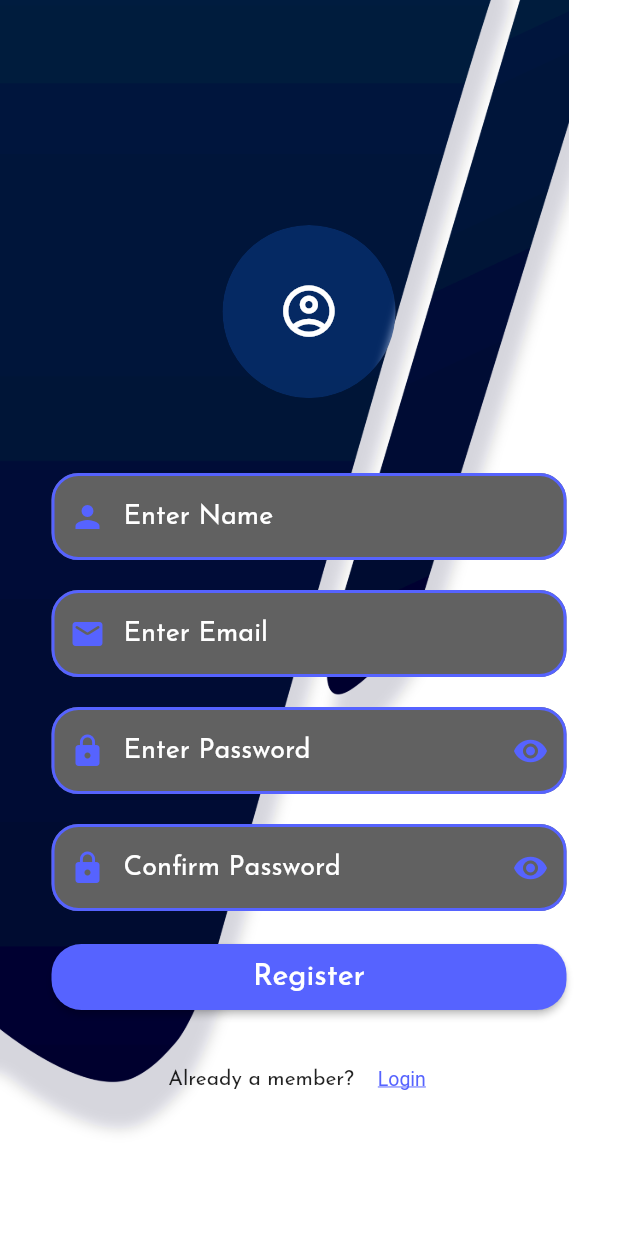
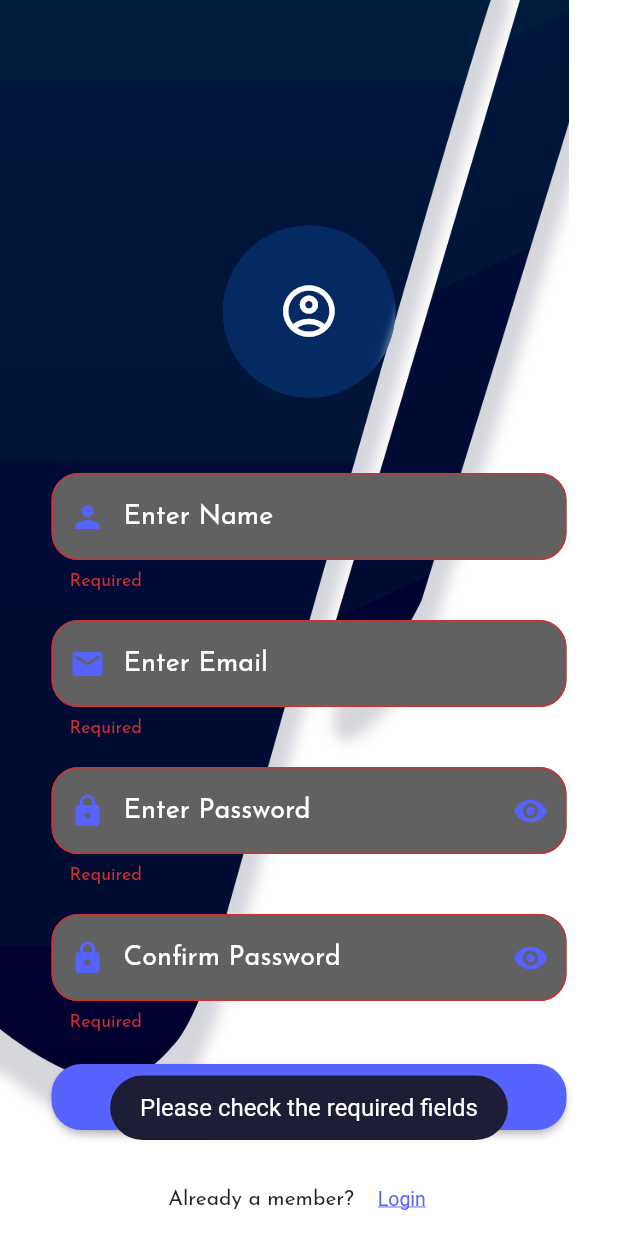
Before and after one commit to Guvi-CodeCamp-SRM/The-Vault-App, a Flutter app: the CreateNewAccount screen opened by its route, after a tap on "Register", on a phone screen of 412 x 824 dp. Run offline on Flutter 3.47's test engine with Material 2 defaults, Android fonts, the phone set to English and light mode, and no system bars; our stand-ins replace email_validator, fluttertoast, google_fonts; missing offline and left inert: fab_circular_menu.

Commit message:
api intergertaion in login and register screen

```diff
--- a/lib/models/user.dart
+++ b/lib/models/user.dart
@@ -0,0 +1,32 @@
+import 'package:storage_cloud/services/networking.dart';
+
+class User {
+  String email;
+  String password;
+  String name;
+  String cpassword;
+  String file;
+
+  User.a({this.email, this.password});
+  User.b({this.email, this.password, this.name});
+  User.c({this.file});
+
+  Future<dynamic> fileUpload() async {
+    var response =
+        await ApiBaseHelper().post("files/upload", '{"file":"$file"}');
+    return response;
+  }
+
+  Future<dynamic> registerUser() async {
+    var response = await ApiBaseHelper().post("register",
+        '{"name":"$name","email":"$email","password":"$password","cpassword":"$password"}');
+
+    return response;
+  }
+
+  Future<dynamic> logInUser() async {
+    var response = await ApiBaseHelper()
+        .post('login', '{"email":"$email","password":"$password"}');
+    return response;
+  }
+}
--- a/lib/screens/create-new-account.dart
+++ b/lib/screens/create-new-account.dart
@@ -1,6 +1,8 @@
 import 'dart:ui';
 import 'package:email_validator/email_validator.dart';
 import 'package:flutter/material.dart';
+import 'package:fluttertoast/fluttertoast.dart';
+import 'package:storage_cloud/models/user.dart';
 import 'package:storage_cloud/utilities/background.dart';
 import 'package:storage_cloud/utilities/constants.dart';
 import 'package:storage_cloud/utilities/inputTile.dart';
@@ -27,7 +29,24 @@ class _CreateNewAccountState extends State<CreateNewAccount> {
 
   bool _isObscureTwo = true;
 
-  bool validate() {}
+  bool validate() {
+    if (formkey.currentState.validate()) {
+      print("validated");
+      return true;
+    } else {
+      print("not validated");
+      Fluttertoast.showToast(
+          msg: "Please check the required fields",
+          toastLength: Toast.LENGTH_SHORT,
+          gravity: ToastGravity.BOTTOM,
+          timeInSecForIosWeb: 1,
+          backgroundColor: kContentColorDarkThemeColor,
+          textColor: kWhite,
+          fontSize: 16.0);
+      return false;
+    }
+  }
+
   @override
   Widget build(BuildContext context) {
     Size size = MediaQuery.of(context).size;
@@ -199,8 +218,53 @@ class _CreateNewAccountState extends State<CreateNewAccount> {
                                   ),
                                   onPressed: () async {
                                     if (validate()) {
-                                      Navigator.of(context)
-                                          .popUntil(ModalRoute.withName("/"));
+                                      var msg;
+                                      User user = User.b(
+                                          name: name,
+                                          email: email,
+                                          password: password);
+                                      var response = await user.registerUser();
+                                      print("got $response");
+                                      if (response['success'] == 'false' ||
+                                          response['status'] == 'error') {
+                                        msg = response['message'];
+                                        print(msg);
+                                        Fluttertoast.showToast(
+                                            msg: "$msg",
+                                            toastLength: Toast.LENGTH_SHORT,
+                                            gravity: ToastGravity.BOTTOM,
+                                            timeInSecForIosWeb: 5,
+                                            backgroundColor:
+                                                kContentColorDarkThemeColor,
+                                            textColor: kWhite,
+                                            fontSize: 16.0);
+                                      } else if (response['status'] == 'ok') {
+                                        var msg = response['message'];
+                                        print(msg);
+                                        Fluttertoast.showToast(
+                                            msg: "$msg",
+                                            toastLength: Toast.LENGTH_SHORT,
+                                            gravity: ToastGravity.BOTTOM,
+                                            timeInSecForIosWeb: 1,
+                                            backgroundColor:
+                                                kContentColorDarkThemeColor,
+                                            textColor: kWhite,
+                                            fontSize: 16.0);
+                                        Navigator.of(context)
+                                            .popUntil(ModalRoute.withName("/"));
+                                      } else {
+                                        msg = response['message'];
+                                        var success = response['success'];
+                                        Fluttertoast.showToast(
+                                            msg: "$msg",
+                                            toastLength: Toast.LENGTH_SHORT,
+                                            gravity: ToastGravity.BOTTOM,
+                                            timeInSecForIosWeb: 1,
+                                            backgroundColor:
+                                                kContentColorDarkThemeColor,
+                                            textColor: kWhite,
+                                            fontSize: 16.0);
+                                      }
                                     }
                                   },
                                 ),
--- a/lib/screens/loginScreen.dart
+++ b/lib/screens/loginScreen.dart
@@ -1,10 +1,10 @@
 import 'package:flutter/material.dart';
+import 'package:storage_cloud/models/user.dart';
 import 'package:storage_cloud/screens/forgot-password.dart';
 import 'package:storage_cloud/utilities/background.dart';
 import 'package:storage_cloud/utilities/constants.dart';
 import 'package:storage_cloud/utilities/inputTile.dart';
 import 'package:storage_cloud/utilities/pallete.dart';
-// import 'package:flutter_svg/flutter_svg.dart';
 import 'package:fluttertoast/fluttertoast.dart';
 import 'package:email_validator/email_validator.dart';
 import 'package:storage_cloud/widgets/widgets.dart';
@@ -27,13 +27,27 @@ class _LoginScreenState extends State<LoginScreen> {
     if (formkey.currentState.validate()) {
       print("validated");
       return true;
-    } else {
+    }
+    //else if (!password.contains(new RegExp(regexPass))) {
+    //   print("not validated");
+    //   Fluttertoast.showToast(
+    //       msg:
+    //           "Password must contain atleast 8 characters, 1 Uppercase, 1 Lowercase, 1 Digit and 1 Special Character/Symbol",
+    //       toastLength: Toast.LENGTH_SHORT,
+    //       gravity: ToastGravity.BOTTOM,
+    //       timeInSecForIosWeb: 3,
+    //       backgroundColor: kContentColorDarkThemeColor,
+    //       textColor: kWhite,
+    //       fontSize: 16.0);
+    //   return false;
+    // }
+    else {
       print("not validated");
       Fluttertoast.showToast(
           msg: "Please check the required fields",
           toastLength: Toast.LENGTH_SHORT,
           gravity: ToastGravity.BOTTOM,
-          timeInSecForIosWeb: 1,
+          timeInSecForIosWeb: 5,
           backgroundColor: kContentColorDarkThemeColor,
           textColor: kWhite,
           fontSize: 16.0);
@@ -52,7 +66,6 @@ class _LoginScreenState extends State<LoginScreen> {
         return EdgeInsets.symmetric(
             horizontal: (MediaQuery.of(context).size.width) / 4);
       }
-      ;
     }
 
     ;
@@ -128,7 +141,12 @@ class _LoginScreenState extends State<LoginScreen> {
                         setValidator: (value) {
                           if (value.isEmpty) {
                             return "Required";
-                          } else {
+                          }
+                          // else if (!password
+                          //     .contains(new RegExp(regexPass))) {
+                          //   return "Re-Enter";
+                          // }
+                          else {
                             return null;
                           }
                         },
@@ -183,8 +201,28 @@ class _LoginScreenState extends State<LoginScreen> {
                               ),
                               onPressed: () async {
                                 // if (validate()) {
+                                //   var msg;
+                                //   User user =
+                                //       User.a(email: email, password: password);
+                                //   var response = await user.logInUser();
+                                //   var ok = response["message"];
+                                //   print("this is well==================$ok");
+                                //   if (response["status"] == "error") {
+                                //     msg = response["message"];
+                                //     print("line 2 ======================$msg");
+                                //   } else if (response["status"] == "ok") {
+                                //     msg = response["message"];
+                                //     print("line 2 ======================$msg");
+
+                                //     Navigator.pushNamed(context, '/HomeScreen');
+                                //   }  else {
+                                //     msg = response["message"];
+                                //     var success = response["success"];
+                                //     print(
+                                //         "line 3=========================$msg");
+
+                                //   }}
                                 Navigator.pushNamed(context, '/HomeScreen');
-                                // }
                               },
                             ),
                           ),
--- a/lib/services/networking.dart
+++ b/lib/services/networking.dart
@@ -18,7 +18,7 @@ class ApiBaseHelper {
       if (response.statusCode == 200 || response.statusCode == 400) {
         var jsonResponse = convert.jsonDecode(response.body);
         print('$jsonResponse');
-        return jsonResponse['body'];
+        return jsonResponse;
       }
       return {
         'success': 'no',
--- a/lib/utilities/constants.dart
+++ b/lib/utilities/constants.dart
@@ -18,3 +18,5 @@ const kHintTextStyle = TextStyle(color: Colors.white, fontSize: 18.0);
 const kTextFieldBorderRadius = BorderRadius.all(Radius.circular(18.0));
 
 const baseUrl = "https://gccstorage.herokuapp.com/";
+const regexPass =
+    r"^(?=.*[a-z])(?=.*[A-Z])(?=.*\d)(?=.*[@$!%*?&])[A-Za-z\d@$!%*?&]{8,}$";
```
